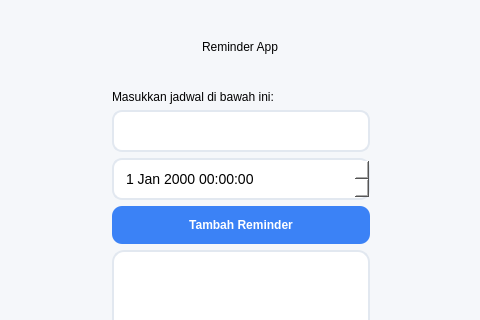
JhonPiterSitumorang-251401052/DeadlineSaver, file mainwindow.ui: the form before one commit; both pictures show x 138 to 618 and y 0 to 320 of the 800 by 600 pixel window.
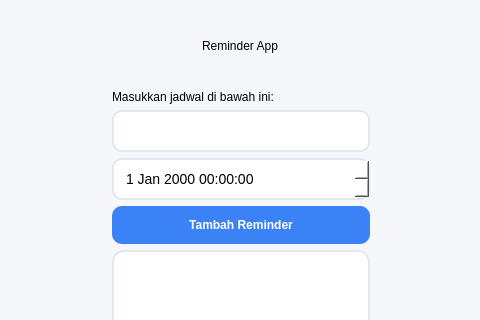
The form after the commit.

Commit message: Mengubah warna tombol hapus menjadi merah

The edit to the form file:
```diff
--- a/mainwindow.ui
+++ b/mainwindow.ui
@@ -141,9 +141,9 @@
     <property name="geometry">
      <rect>
       <x>250</x>
-      <y>40</y>
+      <y>39</y>
       <width>256</width>
-      <height>20</height>
+      <height>21</height>
      </rect>
     </property>
     <property name="text">
```
Left out of the diff: 2 changed lines with no effect on the pictures. The commit also changes 2 other files.
